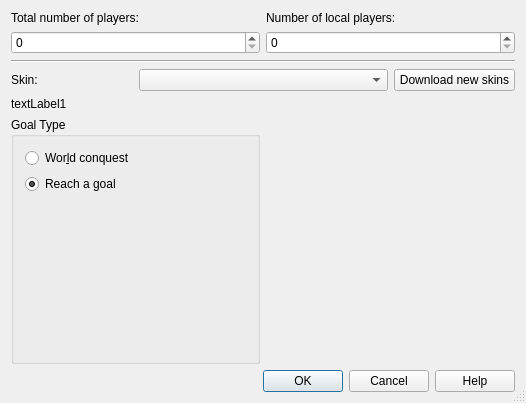
Qt form ksirk/Dialogs/newGameDialog.ui (KDE/ksirk) before a commit.
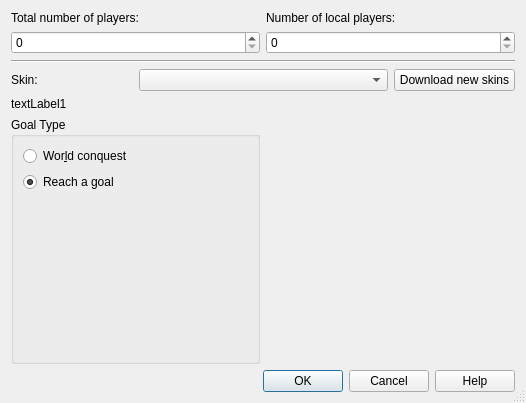
The same form after that commit. Icons and pictures are not drawn. Custom widgets are drawn as their Qt base class.

Commit message:
SVN_SILENT Cleanup .ui files
This removes (as discussed on k-c-d)
* obsolete <pixmapfunction>
* deprecated <layoutdefault>
* empty <author>, <comment>, <exportmacro>

```diff
--- a/ksirk/Dialogs/newGameDialog.ui
+++ b/ksirk/Dialogs/newGameDialog.ui
@@ -195,7 +195,6 @@
    </item>
   </layout>
  </widget>
- <layoutdefault spacing="6" margin="11" />
  <customwidgets>
   <customwidget>
    <class>KDialogButtonBox</class>
```
The commit also changes 6 other files.
